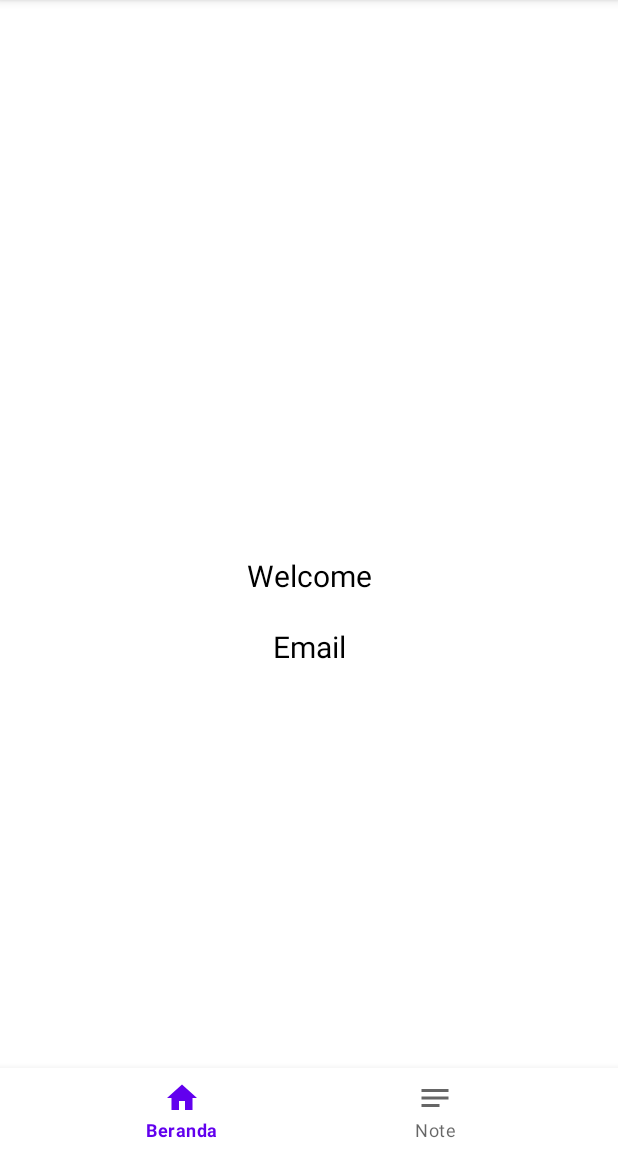
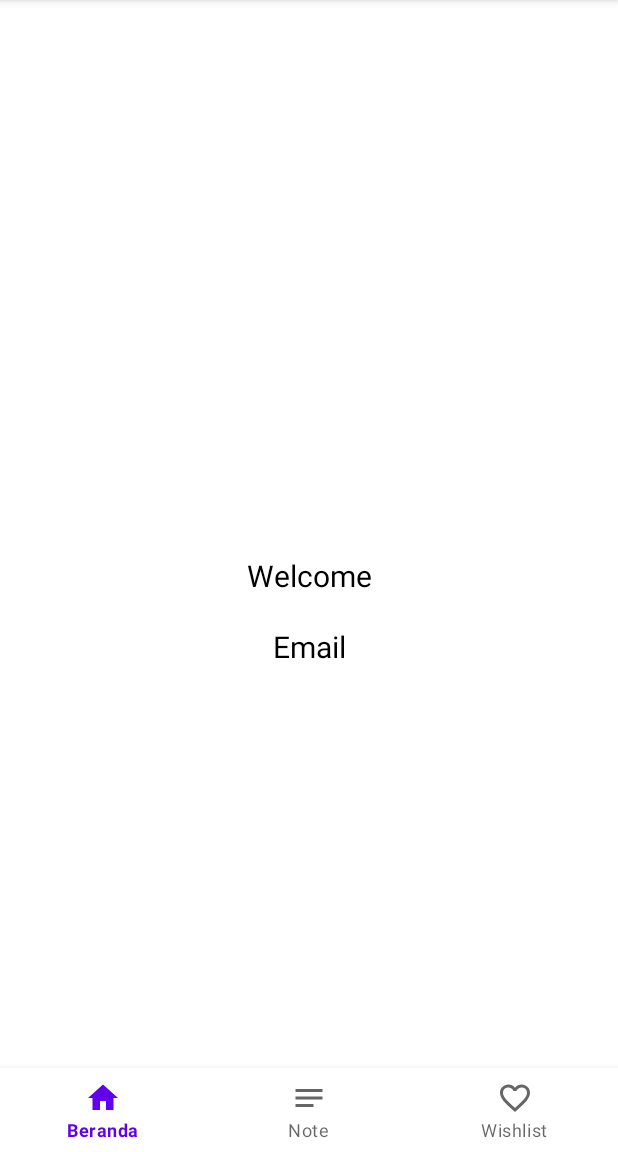
Before and after one commit to ronaldionaditya/Registration_App_NaviRoom, an Android app: the HomeActivity screen opened directly, with no data from a screen before it, on a phone screen of 412 x 824 dp, the part 84-1236 px from its top. Run offline under Robolectric (Android 15) with nearby library versions, the phone set to English and light mode, and no system bars; our stand-ins replace navigation-ui.

Commit message:
Menambahkan Wishlist

```diff
--- a/app/build.gradle
+++ b/app/build.gradle
@@ -73,4 +73,7 @@ dependencies {
     //LiveData
     implementation "androidx.lifecycle:lifecycle-livedata-ktx:$lifecycle_version"
 
+    //Material Design Component
+    implementation 'com.google.android.material:material:1.3.0'
+
 }
--- a/app/src/main/AndroidManifest.xml
+++ b/app/src/main/AndroidManifest.xml
@@ -9,7 +9,7 @@
         android:roundIcon="@mipmap/ic_launcher_round"
         android:supportsRtl="true"
         android:theme="@style/Theme.RegistrationNavigationApp">
-        <activity android:name=".Home.HomeActivity"></activity>
+        <activity android:name=".Home.HomeActivity" />
         <activity android:name=".MainActivity">
             <intent-filter>
                 <action android:name="android.intent.action.MAIN" />
--- a/app/src/main/java/com/mobile/registrationnavigationapp/MainActivity.kt
+++ b/app/src/main/java/com/mobile/registrationnavigationapp/MainActivity.kt
@@ -3,6 +3,7 @@ package com.mobile.registrationnavigationapp
 import androidx.appcompat.app.AppCompatActivity
 import android.os.Bundle
 
+//TODO Navigation Room Wishlist
 class MainActivity : AppCompatActivity() {
 
     override fun onCreate(savedInstanceState: Bundle?) {
--- a/app/src/main/java/com/mobile/registrationnavigationapp/local/DaoNotes.kt
+++ b/app/src/main/java/com/mobile/registrationnavigationapp/local/DaoNotes.kt
@@ -8,6 +8,9 @@ interface DaoNotes {
     @Query("SELECT * FROM notes")
     fun getAll() : List<Notes>
 
+    @Query("SELECT * FROM notes WHERE favorite = :filter")
+    fun getFav(filter: Boolean) : List<Notes>
+
     @Insert
     fun insert(notes: Notes)
 
--- a/app/src/main/java/com/mobile/registrationnavigationapp/local/DatabaseNotes.kt
+++ b/app/src/main/java/com/mobile/registrationnavigationapp/local/DatabaseNotes.kt
@@ -6,7 +6,7 @@ import androidx.room.Room
 import androidx.room.RoomDatabase
 
 
-@Database(entities = arrayOf(Notes::class), version = 1)
+@Database(entities = arrayOf(Notes::class), version = 3)
 abstract class DatabaseNotes : RoomDatabase() {
     abstract fun notesDao(): DaoNotes
 
--- a/app/src/main/java/com/mobile/registrationnavigationapp/local/Notes.kt
+++ b/app/src/main/java/com/mobile/registrationnavigationapp/local/Notes.kt
@@ -16,8 +16,10 @@ data class Notes(
     @ColumnInfo(name = "note")
     var note: String? = null,
 
+    @ColumnInfo(name = "favorite")
+    var favorite: Boolean = false,
+
     @ColumnInfo(name = "date")
     var date: String? = null
 
-
 )
--- /dev/null
+++ b/app/src/main/res/drawable/ic_heart_filled.xml
@@ -0,0 +1,10 @@
+<vector xmlns:android="http://schemas.android.com/apk/res/android"
+    android:width="24dp"
+    android:height="24dp"
+    android:viewportWidth="24"
+    android:viewportHeight="24"
+    >
+  <path
+      android:fillColor="@android:color/holo_red_light"
+      android:pathData="M12,21.35l-1.45,-1.32C5.4,15.36 2,12.28 2,8.5 2,5.42 4.42,3 7.5,3c1.74,0 3.41,0.81 4.5,2.09C13.09,3.81 14.76,3 16.5,3 19.58,3 22,5.42 22,8.5c0,3.78 -3.4,6.86 -8.55,11.54L12,21.35z"/>
+</vector>
--- /dev/null
+++ b/app/src/main/res/drawable/ic_heart_outlined.xml
@@ -0,0 +1,10 @@
+<vector xmlns:android="http://schemas.android.com/apk/res/android"
+    android:width="24dp"
+    android:height="24dp"
+    android:viewportWidth="24"
+    android:viewportHeight="24"
+    >
+  <path
+      android:fillColor="#727272"
+      android:pathData="M16.5,3c-1.74,0 -3.41,0.81 -4.5,2.09C10.91,3.81 9.24,3 7.5,3 4.42,3 2,5.42 2,8.5c0,3.78 3.4,6.86 8.55,11.54L12,21.35l1.45,-1.32C18.6,15.36 22,12.28 22,8.5 22,5.42 19.58,3 16.5,3zM12.1,18.55l-0.1,0.1 -0.1,-0.1C7.14,14.24 4,11.39 4,8.5 4,6.5 5.5,5 7.5,5c1.54,0 3.04,0.99 3.57,2.36h1.87C13.46,5.99 14.96,5 16.5,5c2,0 3.5,1.5 3.5,3.5 0,2.89 -3.14,5.74 -7.9,10.05z"/>
+</vector>
--- /dev/null
+++ b/app/src/main/res/drawable/wishlist_item.xml
@@ -0,0 +1,12 @@
+<?xml version="1.0" encoding="utf-8"?>
+<selector xmlns:android="http://schemas.android.com/apk/res/android">
+
+    <item android:drawable="@drawable/ic_heart_outlined"
+          android:state_checked="false" />
+
+    <item android:drawable="@drawable/ic_heart_filled"
+          android:state_checked="true" />
+
+    <item android:drawable="@drawable/ic_heart_outlined" />
+
+</selector>
--- a/app/src/main/res/layout/dialog_form_note.xml
+++ b/app/src/main/res/layout/dialog_form_note.xml
@@ -27,7 +27,7 @@
         android:textSize="12sp"
         app:layout_constraintEnd_toEndOf="parent"
         app:layout_constraintStart_toStartOf="parent"
-        app:layout_constraintTop_toBottomOf="@+id/imageView" />
+        app:layout_constraintTop_toBottomOf="@+id/btnClose" />
 
     <androidx.appcompat.widget.AppCompatButton
         android:id="@+id/btnSave"
--- a/app/src/main/res/menu/nav_bottom.xml
+++ b/app/src/main/res/menu/nav_bottom.xml
@@ -9,5 +9,10 @@
         android:id="@+id/noteFragment"
         android:icon="@drawable/ic_notes"
         android:title="Note" />
+    <item
+        android:id="@+id/wishlistFragment"
+        android:icon="@drawable/wishlist_item"
+        android:title="Wishlist"
+        />
 
 </menu>
--- a/app/src/main/res/navigation/home_nav_graph.xml
+++ b/app/src/main/res/navigation/home_nav_graph.xml
@@ -16,4 +16,11 @@
         android:name="com.mobile.registrationnavigationapp.Home.NoteFragment"
         android:label="fragment_note"
         tools:layout="@layout/fragment_note" />
+    <fragment
+        android:id="@+id/wishlistFragment"
+        android:name="com.mobile.registrationnavigationapp.Home.WishlistFragment"
+        android:label="fragment_wishlist"
+        tools:layout="@layout/fragment_wishlist" />
+
+
 </navigation>
```
Also changed, not shown: app/src/main/java/com/mobile/registrationnavigationapp/Home/HomeActivity.kt (+8 -1 lines), app/src/main/java/com/mobile/registrationnavigationapp/Home/NoteFragment.kt (+14 -7 lines), app/src/main/java/com/mobile/registrationnavigationapp/Home/WishlistFragment.kt (added, +166 -0 lines), app/src/main/java/com/mobile/registrationnavigationapp/Home/adapter/NoteAdapter.kt (+20 -10 lines), app/src/main/res/drawable/ic_wishlist.xml (added, +10 -0 lines), app/src/main/res/layout/fragment_wishlist.xml (added, +20 -0 lines), app/src/main/res/layout/item_note.xml (+10 -0 lines), app/src/main/res/layout/item_note2.xml (deleted, +0 -28 lines).
